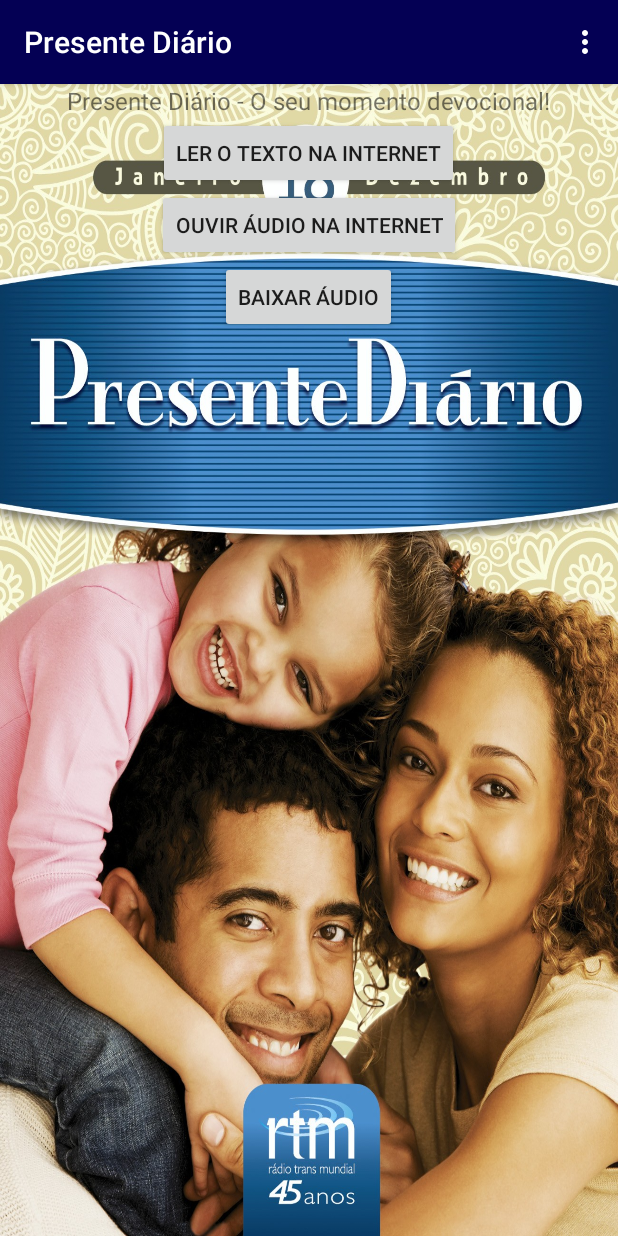
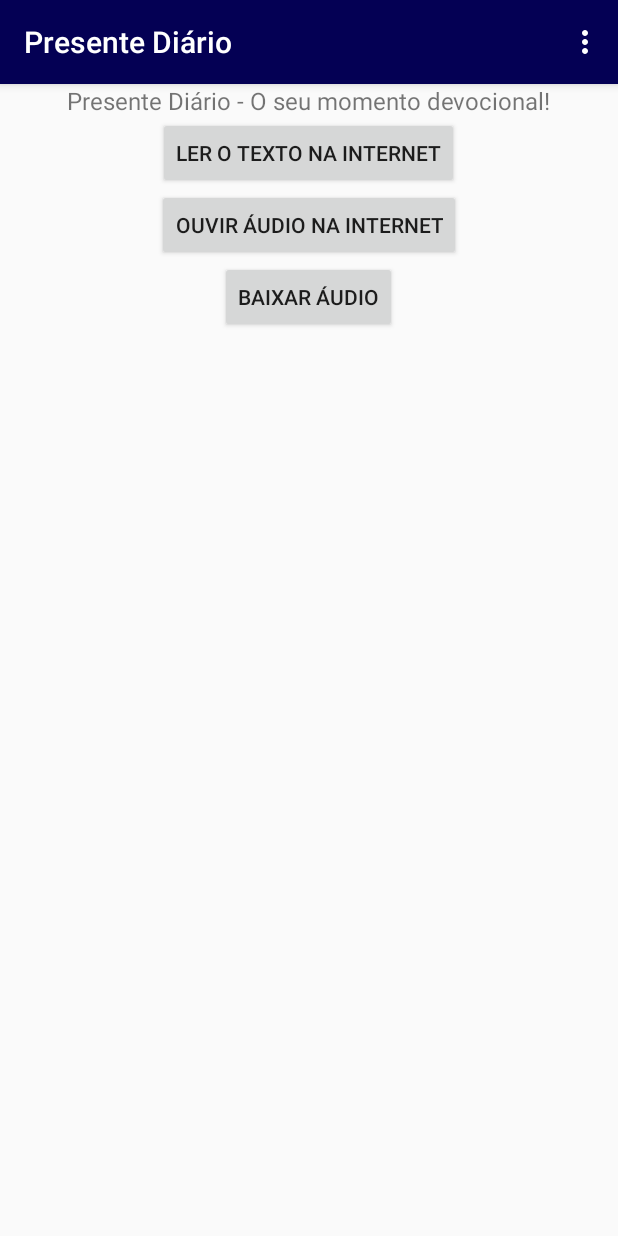
Before and after one commit to lucascomputacao/presenteDiario, an Android app: the screen it shows after launch (MainActivity), on a phone screen of 412 x 824 dp. Run offline under Robolectric (Android 15) with nearby library versions, the phone set to English and light mode, and no system bars.

Commit message:
Centralizando layout principal

```diff
--- a/app/src/main/AndroidManifest.xml
+++ b/app/src/main/AndroidManifest.xml
@@ -3,13 +3,12 @@
     package="com.lucasborgesdev.presentediario" >
 
     <!-- Permission to save file in external storage -->
-    <uses-permission android:name="android.permission.WRITE_EXTERNAL_STORAGE"></uses-permission>
+    <uses-permission android:name="android.permission.WRITE_EXTERNAL_STORAGE"/>
     <!-- Permission to use the internet -->
-    <uses-permission android:name="android.permission.INTERNET"></uses-permission>
+    <uses-permission android:name="android.permission.INTERNET"/>
 
     <application
         android:allowBackup="true"
-        android:icon="@drawable/bg_presente_diario"
         android:label="@string/app_name"
         android:theme="@style/AppTheme" >
         <activity
--- a/app/src/main/res/layout/activity_main.xml
+++ b/app/src/main/res/layout/activity_main.xml
@@ -1,10 +1,10 @@
 <LinearLayout xmlns:android="http://schemas.android.com/apk/res/android"
     xmlns:tools="http://schemas.android.com/tools"
-    android:layout_width="wrap_content"
+    android:layout_width="fill_parent"
     android:layout_height="wrap_content"
-    android:background="@drawable/bg_presente_diario"
     tools:context=".MainActivity"
-    android:orientation="vertical">
+    android:orientation="vertical"
+    android:gravity="center">
 
 
         <TextView
```
Also changed, not shown: app/src/main/java/com/lucasborgesdev/presentediario/DownloadFile.java (deleted, +0 -49 lines).
